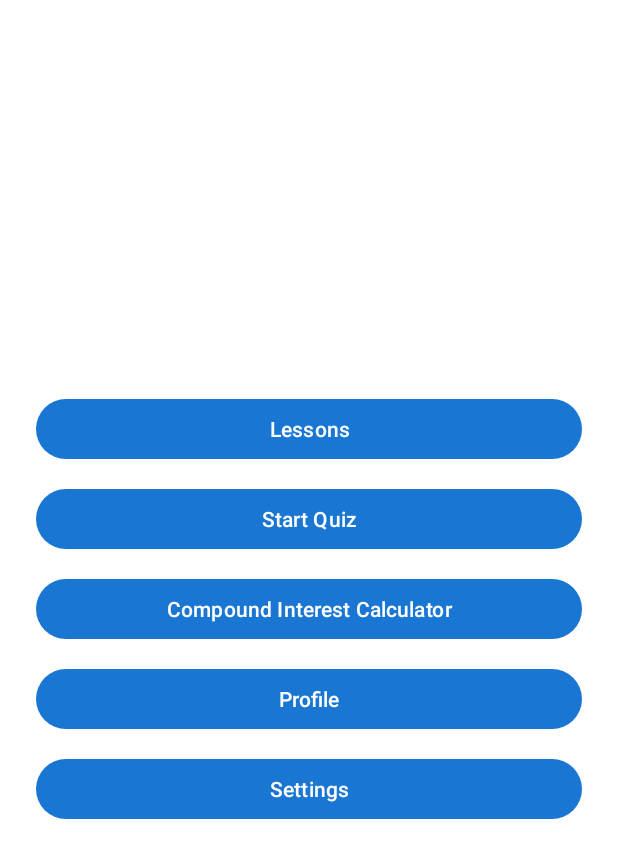
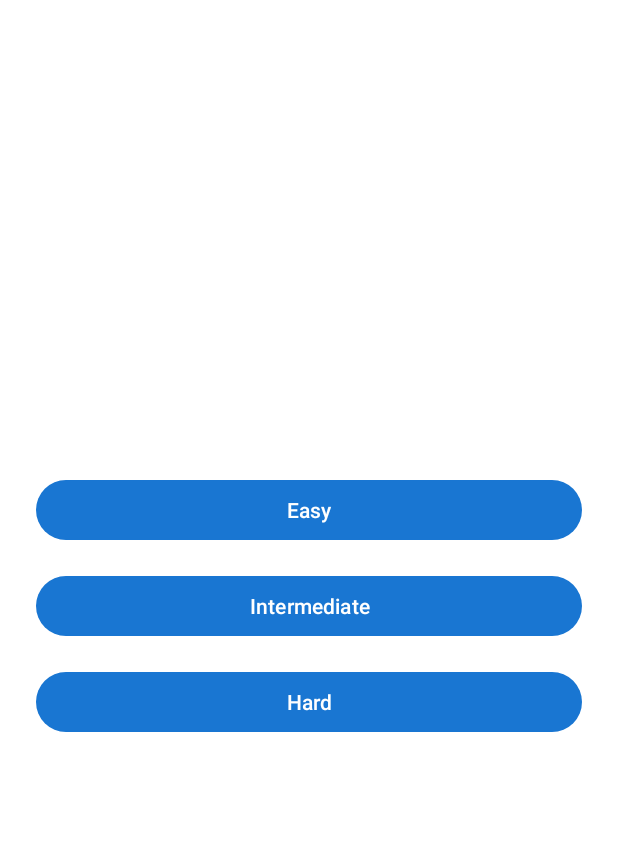
Before and after one commit to KrzAlex/FinancialApp, an Android app: the HomeActivity screen opened directly, with no data from a screen before it, after a tap on "Lessons", on a phone screen of 412 x 824 dp. Shown: the top 858 px of the screen. Run offline under Robolectric (Android 15) with nearby library versions, the phone set to English and light mode, and no system bars.

Commit message:
Added Lesson UI

```diff
--- a/FinanceEduApp/app/src/main/AndroidManifest.xml
+++ b/FinanceEduApp/app/src/main/AndroidManifest.xml
@@ -38,6 +38,8 @@
         <!-- ✅ Forgot Password Activity -->
         <activity android:name=".activities.ForgotPasswordActivity" />
 
+        <activity android:name=".activities.LessonsActivity" />
+
     </application>
 
 </manifest>
--- a/FinanceEduApp/app/src/main/java/com/example/financeeduapp/MainActivity.java
+++ b/FinanceEduApp/app/src/main/java/com/example/financeeduapp/MainActivity.java
@@ -3,6 +3,9 @@ package com.example.financeeduapp;
 import android.content.Context;
 import android.content.Intent;
 import android.os.Bundle;
+import android.widget.Button; // For Button
+import com.example.financeeduapp.activities.LessonsActivity; // For LessonsActivity
+
 
 import androidx.appcompat.app.AppCompatActivity;
 
@@ -20,6 +23,12 @@ public class MainActivity extends AppCompatActivity {
         super.onCreate(savedInstanceState);
         setContentView(R.layout.activity_main);
 
+        Button lessonsButton = findViewById(R.id.buttonLessons);
+        lessonsButton.setOnClickListener(v -> {
+            Intent intent = new Intent(MainActivity.this, LessonsActivity.class);
+            startActivity(intent);
+        });
+
         // You can navigate to a language settings activity or buttons here
         // Example: if language is changed via a button
         // changeLanguage("tr");
--- a/FinanceEduApp/app/src/main/java/com/example/financeeduapp/activities/HomeActivity.java
+++ b/FinanceEduApp/app/src/main/java/com/example/financeeduapp/activities/HomeActivity.java
@@ -35,8 +35,11 @@ public class HomeActivity extends AppCompatActivity {
         btnQuiz.setOnClickListener(v ->
                 Toast.makeText(this, getString(R.string.quiz_clicked), Toast.LENGTH_SHORT).show());
 
-        btnLessons.setOnClickListener(v ->
-                Toast.makeText(this, getString(R.string.lessons_clicked), Toast.LENGTH_SHORT).show());
+        btnLessons.setOnClickListener(v -> {
+            Toast.makeText(this, getString(R.string.lessons_clicked), Toast.LENGTH_SHORT).show();
+            Intent intent = new Intent(HomeActivity.this, LessonsActivity.class);
+            startActivity(intent);
+        });
 
         btnProfile.setOnClickListener(v -> {
             Intent intent = new Intent(HomeActivity.this, ProfileActivity.class);
--- /dev/null
+++ b/FinanceEduApp/app/src/main/java/com/example/financeeduapp/activities/LessonsActivity.java
@@ -0,0 +1,34 @@
+package com.example.financeeduapp.activities;
+
+import android.content.Intent;
+import android.os.Bundle;
+import android.widget.Button;
+import androidx.appcompat.app.AppCompatActivity;
+import com.example.financeeduapp.R;
+import android.widget.Toast;
+
+
+public class LessonsActivity extends AppCompatActivity {
+    @Override
+    protected void onCreate(Bundle savedInstanceState) {
+        super.onCreate(savedInstanceState);
+        setContentView(R.layout.activity_lessons);
+
+        Button easyButton = findViewById(R.id.buttonEasy);
+        Button intermediateButton = findViewById(R.id.buttonIntermediate);
+        Button hardButton = findViewById(R.id.buttonHard);
+
+        easyButton.setOnClickListener(v -> {
+            Toast.makeText(LessonsActivity.this, "Easy lessons coming soon!", Toast.LENGTH_SHORT).show();
+        });
+
+
+        intermediateButton.setOnClickListener(v -> {
+            // TODO: Handle Intermediate click
+        });
+
+        hardButton.setOnClickListener(v -> {
+            // TODO: Handle Hard click
+        });
+    }
+}
--- /dev/null
+++ b/FinanceEduApp/app/src/main/res/layout/activity_lessons.xml
@@ -0,0 +1,31 @@
+<?xml version="1.0" encoding="utf-8"?>
+<LinearLayout xmlns:android="http://schemas.android.com/apk/res/android"
+    android:layout_width="match_parent"
+    android:layout_height="match_parent"
+    android:orientation="vertical"
+    android:padding="24dp"
+    android:gravity="center"
+    android:background="@android:color/white">
+
+    <Button
+        android:id="@+id/buttonEasy"
+        android:layout_width="match_parent"
+        android:layout_height="wrap_content"
+        android:text="Easy"
+        android:layout_marginBottom="16dp" />
+
+    <Button
+        android:id="@+id/buttonIntermediate"
+        android:layout_width="match_parent"
+        android:layout_height="wrap_content"
+        android:text="Intermediate"
+        android:layout_marginBottom="16dp" />
+
+    <Button
+        android:id="@+id/buttonHard"
+        android:layout_width="match_parent"
+        android:layout_height="wrap_content"
+        android:text="Hard"
+        android:layout_marginBottom="16dp" />
+
+</LinearLayout>
--- a/FinanceEduApp/app/src/main/res/layout/activity_main.xml
+++ b/FinanceEduApp/app/src/main/res/layout/activity_main.xml
@@ -7,13 +7,15 @@
     android:layout_height="match_parent"
     tools:context=".MainActivity">
 
-    <TextView
-        android:layout_width="wrap_content"
+    <Button
+        android:id="@+id/buttonLessons"
+        android:layout_width="0dp"
         android:layout_height="wrap_content"
-        android:text="Hello World!"
-        app:layout_constraintBottom_toBottomOf="parent"
+        android:text="Lessons"
+        app:layout_constraintTop_toTopOf="parent"
+        app:layout_constraintStart_toStartOf="parent"
         app:layout_constraintEnd_toEndOf="parent"
-        app:layout_constraintStart_toStartOf="parent"
-        app:layout_constraintTop_toTopOf="parent" />
+        android:layout_marginTop="32dp" />
+
 
 </androidx.constraintlayout.widget.ConstraintLayout>
```
